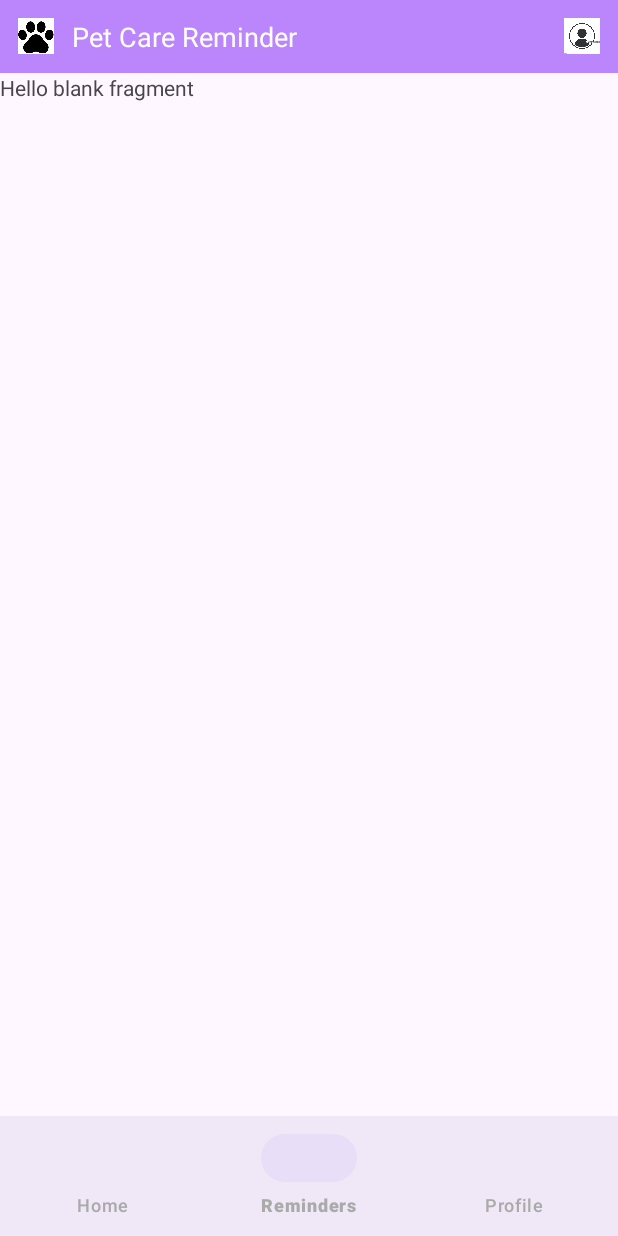
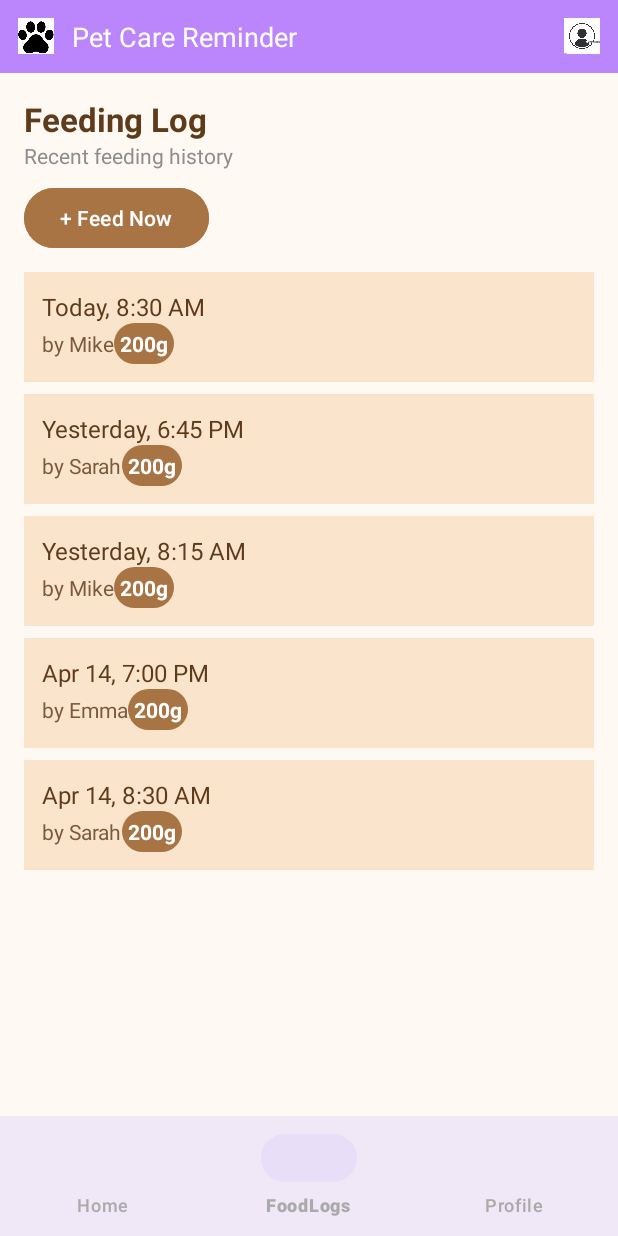
Before and after one commit to roshh4/Pet-Care-Kotlin, an Android app: the fragment AppPageFragment placed in its activity, item 2 of the bottom bar chosen, on a phone screen of 412 x 824 dp. Run offline under Robolectric (Android 15) with nearby library versions, the phone set to English and light mode, and no system bars; our stand-ins replace Firebase (no records; nobody signed in at launch, a user with empty details on screens opened directly).

Commit message:
added firebase, tested login

```diff
--- a/app/build.gradle.kts
+++ b/app/build.gradle.kts
@@ -1,6 +1,7 @@
 plugins {
     alias(libs.plugins.android.application)
     alias(libs.plugins.kotlin.android)
+    id("com.google.gms.google-services")
 }
 
 android {
@@ -42,6 +43,11 @@ dependencies {
     implementation(libs.material)
     implementation(libs.androidx.activity)
     implementation(libs.androidx.constraintlayout)
+    implementation(platform("com.google.firebase:firebase-bom:33.12.0"))
+    implementation("com.google.firebase:firebase-analytics")
+    implementation(libs.firebase.common.ktx)
+    implementation(libs.firebase.auth.ktx)
+    implementation(libs.firebase.firestore.ktx)
     testImplementation(libs.junit)
     androidTestImplementation(libs.androidx.junit)
     androidTestImplementation(libs.androidx.espresso.core)
--- a/app/src/main/java/com/example/petcarekotlin/AppPageFragment.kt
+++ b/app/src/main/java/com/example/petcarekotlin/AppPageFragment.kt
@@ -18,7 +18,6 @@ class AppPageFragment : Fragment(), FooterFragment.OnFooterNavigationListener {
     override fun onViewCreated(view: View, savedInstanceState: Bundle?) {
         super.onViewCreated(view, savedInstanceState)
 
-        // Load Home on startup
         loadFragment(HomePageFragment())
     }
 
@@ -26,7 +25,7 @@ class AppPageFragment : Fragment(), FooterFragment.OnFooterNavigationListener {
         val fragment = when (itemId) {
             R.id.nav_home -> HomePageFragment()
             R.id.nav_profile -> ProfileFragment()
-            R.id.nav_reminders -> RemindersFragment()
+            R.id.nav_foodlogs -> FoodLogsFragment()
             else -> null
         }
 
--- /dev/null
+++ b/app/src/main/java/com/example/petcarekotlin/FoodLogAdapter.kt
@@ -0,0 +1,32 @@
+package com.example.petcarekotlin
+
+import android.view.LayoutInflater
+import android.view.View
+import android.view.ViewGroup
+import android.widget.TextView
+import androidx.recyclerview.widget.RecyclerView
+
+class FoodLogAdapter(private val logs: List<FoodLog>) :
+    RecyclerView.Adapter<FoodLogAdapter.FoodLogViewHolder>() {
+
+    inner class FoodLogViewHolder(itemView: View) : RecyclerView.ViewHolder(itemView) {
+        val timeText: TextView = itemView.findViewById(R.id.logTime)
+        val authorText: TextView = itemView.findViewById(R.id.logAuthor)
+        val amountText: TextView = itemView.findViewById(R.id.logAmount)
+    }
+
+    override fun onCreateViewHolder(parent: ViewGroup, viewType: Int): FoodLogViewHolder {
+        val view = LayoutInflater.from(parent.context)
+            .inflate(R.layout.item_food_log, parent, false)
+        return FoodLogViewHolder(view)
+    }
+
+    override fun onBindViewHolder(holder: FoodLogViewHolder, position: Int) {
+        val log = logs[position]
+        holder.timeText.text = log.time
+        holder.authorText.text = "by ${log.author}"
+        holder.amountText.text = log.amount
+    }
+
+    override fun getItemCount() = logs.size
+}
--- /dev/null
+++ b/app/src/main/java/com/example/petcarekotlin/FoodLogsFragment.kt
@@ -0,0 +1,50 @@
+package com.example.petcarekotlin
+
+import android.os.Bundle
+import android.view.LayoutInflater
+import android.view.View
+import android.view.ViewGroup
+import android.widget.Button
+import androidx.fragment.app.Fragment
+import androidx.recyclerview.widget.LinearLayoutManager
+import androidx.recyclerview.widget.RecyclerView
+
+class FoodLogsFragment : Fragment() {
+
+    private lateinit var recyclerView: RecyclerView
+    private lateinit var feedNowButton: Button
+
+    private val foodLogs = listOf(
+        FoodLog("Today, 8:30 AM", "Mike", "200g"),
+        FoodLog("Yesterday, 6:45 PM", "Sarah", "200g"),
+        FoodLog("Yesterday, 8:15 AM", "Mike", "200g"),
+        FoodLog("Apr 14, 7:00 PM", "Emma", "200g"),
+        FoodLog("Apr 14, 8:30 AM", "Sarah", "200g")
+    )
+
+    override fun onCreateView(
+        inflater: LayoutInflater, container: ViewGroup?,
+        savedInstanceState: Bundle?
+    ): View? {
+        val view = inflater.inflate(R.layout.fragment_food_logs, container, false)
+
+        recyclerView = view.findViewById(R.id.recyclerViewLogs)
+        feedNowButton = view.findViewById(R.id.feedNowButton)
+
+        recyclerView.layoutManager = LinearLayoutManager(requireContext())
+        recyclerView.adapter = FoodLogAdapter(foodLogs)
+
+        feedNowButton.setOnClickListener {
+            // Later: open a dialog or add new entry
+        }
+
+        return view
+    }
+}
+
+
+data class FoodLog(
+    val time: String,
+    val author: String,
+    val amount: String
+)
--- a/app/src/main/java/com/example/petcarekotlin/LoginPageFragment.kt
+++ b/app/src/main/java/com/example/petcarekotlin/LoginPageFragment.kt
@@ -6,9 +6,16 @@ import android.view.LayoutInflater
 import android.view.View
 import android.view.ViewGroup
 import android.widget.Button
+import android.widget.EditText
 import androidx.fragment.app.Fragment
+import android.widget.Toast
+import com.google.firebase.firestore.FirebaseFirestore
 
-class LoginPageFragment: Fragment() {
+class LoginPageFragment : Fragment() {
+
+    private lateinit var usernameEditText: EditText
+    private lateinit var passwordEditText: EditText
+    private lateinit var loginButton: Button
 
     override fun onCreateView(
         inflater: LayoutInflater, container: ViewGroup?,
@@ -16,14 +23,54 @@ class LoginPageFragment: Fragment() {
     ): View? {
         val view = inflater.inflate(R.layout.fragment_login_page, container, false)
 
-        val loginButton = view.findViewById<Button>(R.id.loginButton)
+        // Initialize views
+        usernameEditText = view.findViewById(R.id.username)
+        passwordEditText = view.findViewById(R.id.password)
+        loginButton = view.findViewById(R.id.loginButton)
+
+        // Firebase Firestore instance
+        val db = FirebaseFirestore.getInstance()
 
         loginButton.setOnClickListener {
-            val appPageFragment = AppPageFragment()
-            parentFragmentManager.beginTransaction()
-                .replace(R.id.fragment_container, appPageFragment) // replace with your container ID
-                .addToBackStack(null)
-                .commit()
+            val usernameInput = usernameEditText.text.toString().trim()
+            val passwordInput = passwordEditText.text.toString().trim()
+
+            // Check if input fields are not empty
+            if (usernameInput.isEmpty() || passwordInput.isEmpty()) {
+                Toast.makeText(context, "Please fill in both fields", Toast.LENGTH_SHORT).show()
+                return@setOnClickListener
+            }
+
+            // Fetch the user data from Firestore
+            db.collection("users")
+                .whereEqualTo("username", usernameInput) // Match username
+                .get()
+                .addOnCompleteListener { task ->
+                    if (task.isSuccessful) {
+                        val document = task.result?.documents?.firstOrNull()
+                        if (document != null) {
+                            // Check if password matches
+                            val storedPassword = document.getString("password")
+                            if (storedPassword == passwordInput) {
+                                // Login successful, navigate to the next fragment
+                                val appPageFragment = AppPageFragment()
+                                parentFragmentManager.beginTransaction()
+                                    .replace(R.id.fragment_container, appPageFragment) // replace with your container ID
+                                    .addToBackStack(null)
+                                    .commit()
+                            } else {
+                                // Incorrect password
+                                Toast.makeText(context, "Incorrect username or password", Toast.LENGTH_SHORT).show()
+                            }
+                        } else {
+                            // User not found
+                            Toast.makeText(context, "Incorrect username or password", Toast.LENGTH_SHORT).show()
+                        }
+                    } else {
+                        // Error in Firestore query
+                        Toast.makeText(context, "Error: ${task.exception?.message}", Toast.LENGTH_SHORT).show()
+                    }
+                }
         }
 
         return view
--- a/app/src/main/java/com/example/petcarekotlin/MainActivity.kt
+++ b/app/src/main/java/com/example/petcarekotlin/MainActivity.kt
@@ -2,12 +2,13 @@ package com.example.petcarekotlin
 
 import android.os.Bundle
 import androidx.appcompat.app.AppCompatActivity
+import com.google.firebase.FirebaseApp
 
 class MainActivity : AppCompatActivity() {
     override fun onCreate(savedInstanceState: Bundle?) {
         super.onCreate(savedInstanceState)
         setContentView(R.layout.activity_main)
-
+        FirebaseApp.initializeApp(this)
         // Only add fragment if it's not already there (important on config changes)
         if (savedInstanceState == null) {
             supportFragmentManager.beginTransaction()
--- a/app/src/main/java/com/example/petcarekotlin/RemindersFragment.kt
+++ /dev/null
@@ -1,59 +0,0 @@
-package com.example.petcarekotlin
-
-import android.os.Bundle
-import androidx.fragment.app.Fragment
-import android.view.LayoutInflater
-import android.view.View
-import android.view.ViewGroup
-
-// TODO: Rename parameter arguments, choose names that match
-// the fragment initialization parameters, e.g. ARG_ITEM_NUMBER
-private const val ARG_PARAM1 = "param1"
-private const val ARG_PARAM2 = "param2"
-
-/**
- * A simple [Fragment] subclass.
- * Use the [RemindersFragment.newInstance] factory method to
- * create an instance of this fragment.
- */
-class RemindersFragment : Fragment() {
-    // TODO: Rename and change types of parameters
-    private var param1: String? = null
-    private var param2: String? = null
-
-    override fun onCreate(savedInstanceState: Bundle?) {
-        super.onCreate(savedInstanceState)
-        arguments?.let {
-            param1 = it.getString(ARG_PARAM1)
-            param2 = it.getString(ARG_PARAM2)
-        }
-    }
-
-    override fun onCreateView(
-        inflater: LayoutInflater, container: ViewGroup?,
-        savedInstanceState: Bundle?
-    ): View? {
-        // Inflate the layout for this fragment
-        return inflater.inflate(R.layout.fragment_reminders, container, false)
-    }
-
-    companion object {
-        /**
-         * Use this factory method to create a new instance of
-         * this fragment using the provided parameters.
-         *
-         * @param param1 Parameter 1.
-         * @param param2 Parameter 2.
-         * @return A new instance of fragment RemindersFragment.
-         */
-        // TODO: Rename and change types and number of parameters
-        @JvmStatic
-        fun newInstance(param1: String, param2: String) =
-            RemindersFragment().apply {
-                arguments = Bundle().apply {
-                    putString(ARG_PARAM1, param1)
-                    putString(ARG_PARAM2, param2)
-                }
-            }
-    }
-}
--- /dev/null
+++ b/app/src/main/res/drawable/amount_bg.xml
@@ -0,0 +1,5 @@
+<shape xmlns:android="http://schemas.android.com/apk/res/android"
+    android:shape="rectangle">
+    <solid android:color="#A87444"/>
+    <corners android:radius="20dp"/>
+</shape>
--- /dev/null
+++ b/app/src/main/res/layout/fragment_food_logs.xml
@@ -0,0 +1,39 @@
+<?xml version="1.0" encoding="utf-8"?>
+<LinearLayout xmlns:android="http://schemas.android.com/apk/res/android"
+    android:orientation="vertical"
+    android:padding="16dp"
+    android:background="#FFF9F3"
+    android:layout_width="match_parent"
+    android:layout_height="match_parent">
+
+    <TextView
+        android:text="Feeding Log"
+        android:textSize="22sp"
+        android:textStyle="bold"
+        android:textColor="#5E3B1B"
+        android:layout_width="wrap_content"
+        android:layout_height="wrap_content"/>
+
+    <TextView
+        android:text="Recent feeding history"
+        android:textSize="14sp"
+        android:textColor="#8D8D8D"
+        android:layout_marginBottom="8dp"
+        android:layout_width="wrap_content"
+        android:layout_height="wrap_content"/>
+
+    <Button
+        android:id="@+id/feedNowButton"
+        android:text="+ Feed Now"
+        android:layout_marginBottom="12dp"
+        android:layout_width="wrap_content"
+        android:layout_height="wrap_content"
+        android:backgroundTint="#A87444"
+        android:textColor="#FFFFFF"/>
+
+    <androidx.recyclerview.widget.RecyclerView
+        android:id="@+id/recyclerViewLogs"
+        android:layout_width="match_parent"
+        android:layout_height="0dp"
+        android:layout_weight="1"/>
+</LinearLayout>
--- a/app/src/main/res/layout/fragment_reminders.xml
+++ /dev/null
@@ -1,14 +0,0 @@
-<?xml version="1.0" encoding="utf-8"?>
-<FrameLayout xmlns:android="http://schemas.android.com/apk/res/android"
-    xmlns:tools="http://schemas.android.com/tools"
-    android:layout_width="match_parent"
-    android:layout_height="match_parent"
-    tools:context=".RemindersFragment">
-
-    <!-- TODO: Update blank fragment layout -->
-    <TextView
-        android:layout_width="match_parent"
-        android:layout_height="match_parent"
-        android:text="@string/hello_blank_fragment" />
-
-</FrameLayout>
--- /dev/null
+++ b/app/src/main/res/layout/item_food_log.xml
@@ -0,0 +1,39 @@
+<?xml version="1.0" encoding="utf-8"?>
+<LinearLayout xmlns:android="http://schemas.android.com/apk/res/android"
+    android:orientation="vertical"
+    android:layout_marginBottom="8dp"
+    android:padding="12dp"
+    android:background="#FBE4CC"
+    android:layout_width="match_parent"
+    android:layout_height="wrap_content">
+
+    <TextView
+        android:id="@+id/logTime"
+        android:textSize="16sp"
+        android:textColor="#5E3B1B"
+        android:layout_width="wrap_content"
+        android:layout_height="wrap_content" />
+
+    <LinearLayout
+        android:orientation="horizontal"
+        android:layout_width="match_parent"
+        android:layout_height="wrap_content">
+
+        <TextView
+            android:id="@+id/logAuthor"
+            android:textSize="14sp"
+            android:textColor="#7A5A3C"
+            android:layout_width="wrap_content"
+            android:layout_height="wrap_content" />
+
+        <TextView
+            android:id="@+id/logAmount"
+            android:background="@drawable/amount_bg"
+            android:padding="4dp"
+            android:textSize="14sp"
+            android:textColor="#FFFFFF"
+            android:textStyle="bold"
+            android:layout_width="wrap_content"
+            android:layout_height="wrap_content"/>
+    </LinearLayout>
+</LinearLayout>
--- a/app/src/main/res/menu/bottom_nav_menu.xml
+++ b/app/src/main/res/menu/bottom_nav_menu.xml
@@ -3,8 +3,8 @@
         android:id="@+id/nav_home"
         android:title="Home" />
     <item
-        android:id="@+id/nav_reminders"
-        android:title="Reminders" />
+        android:id="@+id/nav_foodlogs"
+        android:title="FoodLogs" />
     <item
         android:id="@+id/nav_profile"
         android:title="Profile" />
--- a/build.gradle.kts
+++ b/build.gradle.kts
@@ -2,4 +2,5 @@
 plugins {
     alias(libs.plugins.android.application) apply false
     alias(libs.plugins.kotlin.android) apply false
+    id("com.google.gms.google-services") version "4.4.2" apply false
 }
--- a/gradle/libs.versions.toml
+++ b/gradle/libs.versions.toml
@@ -9,6 +9,9 @@ appcompat = "1.6.1"
 material = "1.10.0"
 activity = "1.8.0"
 constraintlayout = "2.1.4"
+firebaseCommonKtx = "21.0.0"
+firebaseAuthKtx = "23.2.0"
+firebaseFirestoreKtx = "25.1.3"
 
 [libraries]
 androidx-core-ktx = { group = "androidx.core", name = "core-ktx", version.ref = "coreKtx" }
@@ -19,6 +22,9 @@ androidx-appcompat = { group = "androidx.appcompat", name = "appcompat", version
 material = { group = "com.google.android.material", name = "material", version.ref = "material" }
 androidx-activity = { group = "androidx.activity", name = "activity", version.ref = "activity" }
 androidx-constraintlayout = { group = "androidx.constraintlayout", name = "constraintlayout", version.ref = "constraintlayout" }
+firebase-common-ktx = { group = "com.google.firebase", name = "firebase-common-ktx", version.ref = "firebaseCommonKtx" }
+firebase-auth-ktx = { group = "com.google.firebase", name = "firebase-auth-ktx", version.ref = "firebaseAuthKtx" }
+firebase-firestore-ktx = { group = "com.google.firebase", name = "firebase-firestore-ktx", version.ref = "firebaseFirestoreKtx" }
 
 [plugins]
 android-application = { id = "com.android.application", version.ref = "agp" }
```
Also changed, not shown: app/src/main/AndroidManifest.xml (+6 -1 lines), app/src/main/java/com/example/petcarekotlin/data/FirebaseService.kt (added, +9 -0 lines), app/src/main/java/com/example/petcarekotlin/data/model/user.kt (added, +8 -0 lines), app/src/main/res/layout/fragment_pet_info.xml (+21 -20 lines), 1 other file.
